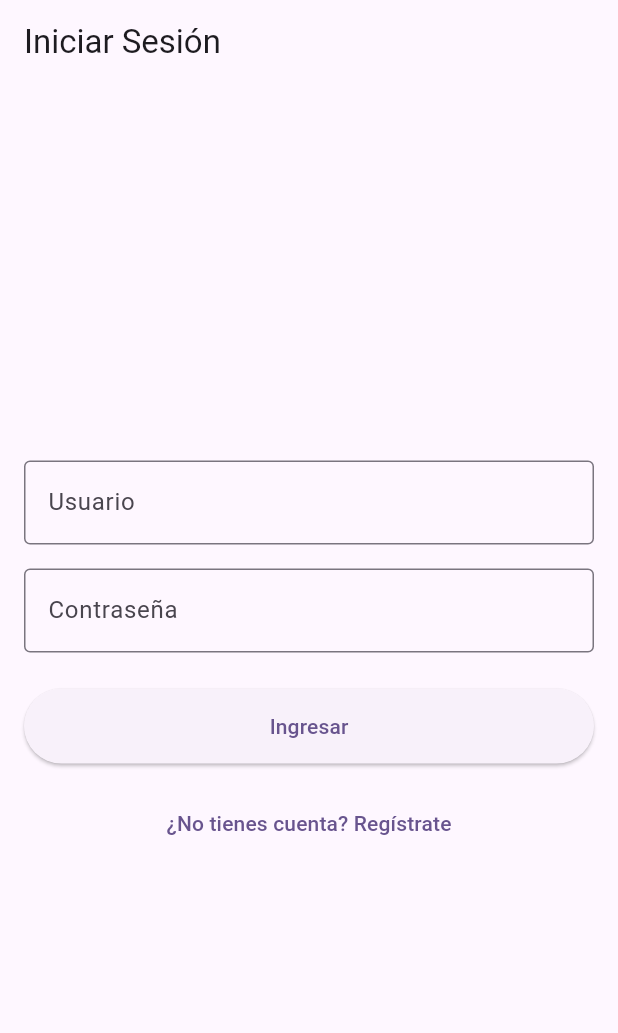
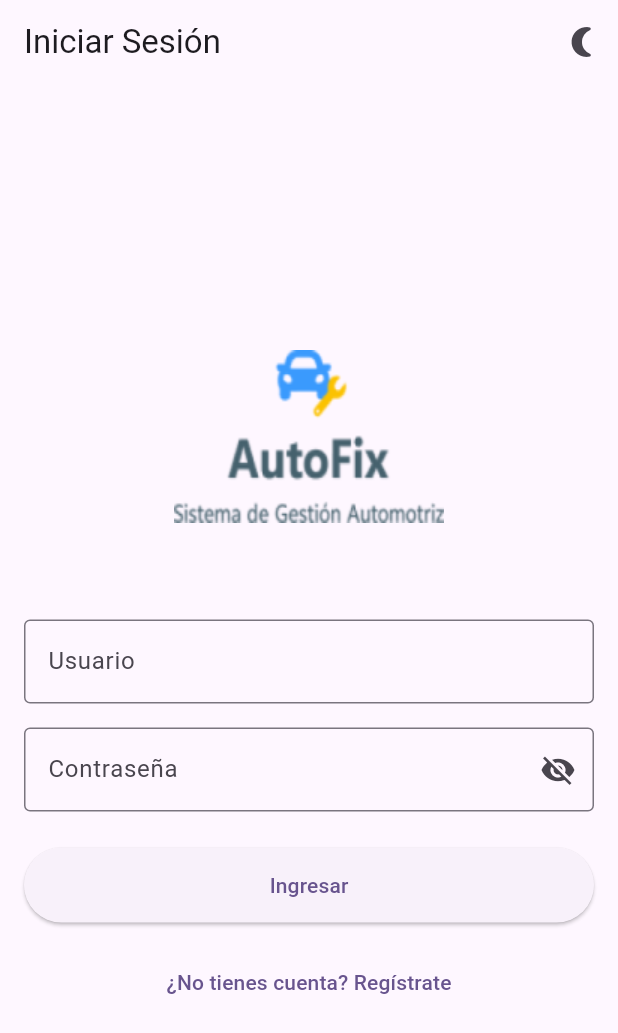
Before and after one commit to juanse8202/front-mobile, a Flutter app: the screen it shows after launch, on a phone screen of 412 x 824 dp. Shown: the top 1033 px of the screen. Run offline on Flutter 3.47's test engine with Material 3 defaults, Android fonts, the phone set to English and light mode, and no system bars.

Commit message:
first commit

```diff
--- a/lib/api/server.dart
+++ b/lib/api/server.dart
@@ -2,7 +2,7 @@ import 'dart:convert';
 import 'package:http/http.dart' as http;
 
 class AuthService {
-  final String baseUrl = "http://192.168.0.6:8000/api"; // Cambia a tu IP local
+  final String baseUrl = "http://192.168.0.2:8000/api"; // Cambia a tu IP local
 
   // 🔹 Login → devuelve access y refresh
   Future<Map<String, dynamic>> login(String username, String password) async {
--- a/lib/main.dart
+++ b/lib/main.dart
@@ -9,8 +9,21 @@ void main() {
   runApp(const MyApp());
 }
 
-class MyApp extends StatelessWidget {
+class MyApp extends StatefulWidget {
   const MyApp({super.key});
+
+  @override
+  State<MyApp> createState() => _MyAppState();
+}
+
+class _MyAppState extends State<MyApp> {
+  bool _isDark = false;
+
+  void _toggleTheme() {
+    setState(() {
+      _isDark = !_isDark;
+    });
+  }
 
   @override
   Widget build(BuildContext context) {
@@ -19,16 +32,26 @@ class MyApp extends StatelessWidget {
       debugShowCheckedModeBanner: false,
       theme: ThemeData(
         colorScheme: ColorScheme.fromSeed(seedColor: Colors.deepPurple),
+        brightness: Brightness.light,
         useMaterial3: true,
       ),
-      // 👉 Siempre inicia en LoginPage
+      darkTheme: ThemeData(
+        colorScheme: ColorScheme.fromSeed(
+          seedColor: Colors.deepPurple,
+          brightness: Brightness.dark,
+        ),
+        useMaterial3: true,
+      ),
+      themeMode: _isDark ? ThemeMode.dark : ThemeMode.light,
       initialRoute: "/",
       routes: {
-        "/": (context) => const LoginPage(),
-        "/perfil": (context) => const PerfilPage(),
+        "/": (context) =>
+            LoginPage(onToggleTheme: _toggleTheme, isDark: _isDark),
+        "/perfil": (context) =>
+            PerfilPage(onToggleTheme: _toggleTheme, isDark: _isDark),
         "/registro": (context) => const RegistroPage(),
         "/editar-perfil": (context) => const EditarPerfilPage(),
-        "/cambiar-password": (context) => const CambiarPasswordPage(),
+       "/cambiar-password": (context) => const CambiarPasswordPage(),
       },
     );
   }
--- a/lib/pages/login_page.dart
+++ b/lib/pages/login_page.dart
@@ -1,8 +1,16 @@
 import 'package:flutter/material.dart';
 import '../api/server.dart';
+import '../widgets/custom_text_field.dart';
 
 class LoginPage extends StatefulWidget {
-  const LoginPage({super.key});
+  final VoidCallback onToggleTheme;
+  final bool isDark;
+
+  const LoginPage({
+    super.key,
+    required this.onToggleTheme,
+    required this.isDark,
+  });
 
   @override
   State<LoginPage> createState() => _LoginPageState();
@@ -23,12 +31,10 @@ class _LoginPageState extends State<LoginPage> {
         final tokens = await _authService.login(user, pass);
         final access = tokens["access"];
 
-        // 👉 Ir al perfil con el token
         Navigator.pushReplacementNamed(context, "/perfil", arguments: access);
       } catch (e) {
-        ScaffoldMessenger.of(
-          context,
-        ).showSnackBar(SnackBar(content: Text("Error: $e")));
+        ScaffoldMessenger.of(context)
+            .showSnackBar(SnackBar(content: Text("Error: $e")));
       }
     }
   }
@@ -36,7 +42,15 @@ class _LoginPageState extends State<LoginPage> {
   @override
   Widget build(BuildContext context) {
     return Scaffold(
-      appBar: AppBar(title: const Text("Iniciar Sesión")),
+      appBar: AppBar(
+        title: const Text("Iniciar Sesión"),
+        actions: [
+          IconButton(
+            icon: Icon(widget.isDark ? Icons.wb_sunny : Icons.nightlight_round),
+            onPressed: widget.onToggleTheme,
+          ),
+        ],
+      ),
       body: Padding(
         padding: const EdgeInsets.all(16.0),
         child: Form(
@@ -44,23 +58,25 @@ class _LoginPageState extends State<LoginPage> {
           child: Column(
             mainAxisAlignment: MainAxisAlignment.center,
             children: [
-              TextFormField(
+              // 👇 Logo en la parte superior
+              SizedBox(
+                height: 180,
+                width: 180,
+                child: Image.asset("assets/images/logo7.png"),
+              ),
+              const SizedBox(height: 32),
+
+              CustomTextField(
                 controller: _userController,
-                decoration: const InputDecoration(
-                  labelText: "Usuario",
-                  border: OutlineInputBorder(),
-                ),
+                label: "Usuario",
                 validator: (value) =>
                     value!.isEmpty ? "Ingrese su usuario" : null,
               ),
               const SizedBox(height: 16),
-              TextFormField(
+              CustomTextField(
                 controller: _passController,
-                decoration: const InputDecoration(
-                  labelText: "Contraseña",
-                  border: OutlineInputBorder(),
-                ),
-                obscureText: true,
+                label: "Contraseña",
+                isPassword: true,
                 validator: (value) =>
                     value!.isEmpty ? "Ingrese su contraseña" : null,
               ),
--- a/pubspec.yaml
+++ b/pubspec.yaml
@@ -53,10 +53,15 @@ dev_dependencies:
 # The following section is specific to Flutter packages.
 flutter:
 
+
   # The following line ensures that the Material Icons font is
   # included with your application, so that you can use the icons in
   # the material Icons class.
   uses-material-design: true
+
+  assets:
+    - assets/images/logo7.png
+
 
   # To add assets to your application, add an assets section, like this:
   # assets:
```
Also changed, not shown: lib/pages/cambiar_password_page.dart (+23 -9 lines), lib/pages/perfil_page.dart (+17 -2 lines), lib/pages/registro_page.dart (+26 -17 lines), assets/images/logo2.jpg (added), assets/images/logo6.png (added), assets/images/logo7.png (added), lib/pages/generar_ordenes.dart (added).
